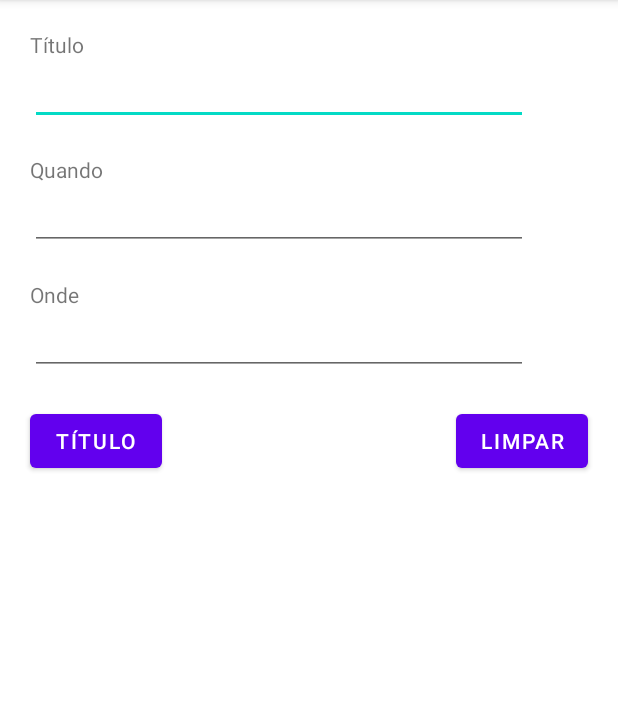
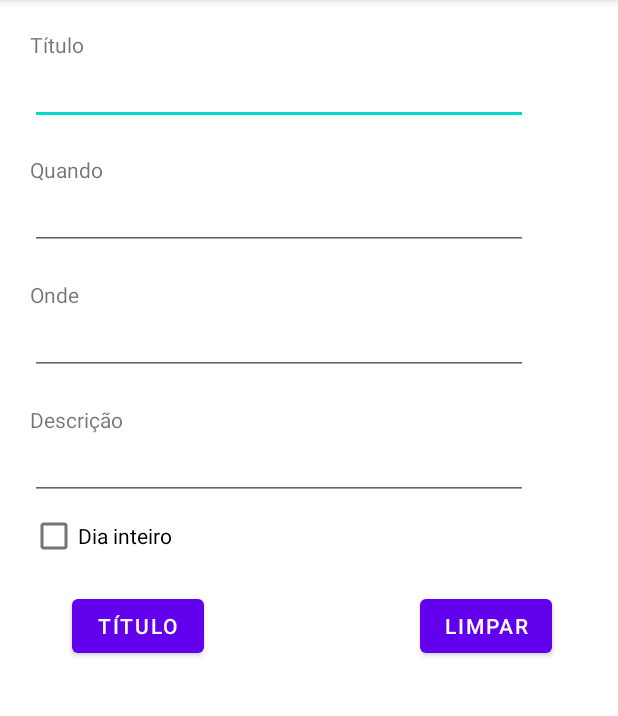
Before and after one commit to netoneze/disp-moveis-utfprcp, an Android app: the screen it shows after launch (MainActivity), on a phone screen of 412 x 824 dp, the part 84-800 px from its top. Run offline under Robolectric (Android 15) with nearby library versions, the phone set to English and light mode, and no system bars.

Commit message:
Adicionado mais um elemento editText e um checkBox.

```diff
--- a/app/src/main/java/com/netoneze/easytaskmanager/MainActivity.java
+++ b/app/src/main/java/com/netoneze/easytaskmanager/MainActivity.java
@@ -2,6 +2,7 @@ package com.netoneze.easytaskmanager;
 
 import android.os.Bundle;
 import android.view.View;
+import android.widget.CheckBox;
 import android.widget.EditText;
 import android.widget.Toast;
 
@@ -9,7 +10,8 @@ import androidx.appcompat.app.AppCompatActivity;
 
 public class MainActivity extends AppCompatActivity {
 
-    private EditText editTextTitulo, editTextData, editTextLocal;
+    private EditText editTextTitulo, editTextData, editTextLocal, editTextDescricao;
+    private CheckBox cbDiaInteiro;
 
     @Override
     protected void onCreate(Bundle savedInstanceState) {
@@ -19,13 +21,16 @@ public class MainActivity extends AppCompatActivity {
         editTextTitulo = findViewById(R.id.editTextTitulo);
         editTextData = findViewById(R.id.editTextData);
         editTextLocal = findViewById(R.id.editTextOnde);
+        editTextDescricao = findViewById(R.id.editTextDescricao);
+        cbDiaInteiro = findViewById(R.id.checkBoxDiaInteiro);
     }
 
     public void limparCampos(View view){
         editTextTitulo.setText(null);
         editTextData.setText(null);
         editTextLocal.setText(null);
-
+        editTextDescricao.setText(null);
+        cbDiaInteiro.setChecked(false);
         editTextTitulo.requestFocus();
 
         Toast.makeText(this,
--- a/app/src/main/res/layout/activity_main.xml
+++ b/app/src/main/res/layout/activity_main.xml
@@ -27,30 +27,6 @@
         android:inputType="textPersonName|textCapWords"
         app:layout_constraintStart_toStartOf="parent"
         app:layout_constraintTop_toBottomOf="@+id/textViewTitulo" />
-
-    <Button
-        android:id="@+id/buttonSalvar"
-        android:layout_width="wrap_content"
-        android:layout_height="wrap_content"
-        android:layout_marginStart="20dp"
-        android:layout_marginLeft="20dp"
-        android:layout_marginTop="20dp"
-        android:onClick="mostrarTitulo"
-        android:text="@string/titulo"
-        app:layout_constraintStart_toStartOf="parent"
-        app:layout_constraintTop_toBottomOf="@+id/editTextOnde" />
-
-    <Button
-        android:id="@+id/buttonLimpar"
-        android:layout_width="wrap_content"
-        android:layout_height="wrap_content"
-        android:layout_marginTop="20dp"
-        android:layout_marginEnd="20dp"
-        android:layout_marginRight="20dp"
-        android:onClick="limparCampos"
-        android:text="@string/limpar"
-        app:layout_constraintEnd_toEndOf="parent"
-        app:layout_constraintTop_toBottomOf="@+id/editTextOnde" />
 
     <EditText
         android:id="@+id/editTextData"
@@ -98,4 +74,60 @@
         app:layout_constraintStart_toStartOf="parent"
         app:layout_constraintTop_toBottomOf="@+id/editTextData" />
 
+    <CheckBox
+        android:id="@+id/checkBoxDiaInteiro"
+        android:layout_width="wrap_content"
+        android:layout_height="wrap_content"
+        android:layout_marginStart="20dp"
+        android:layout_marginLeft="20dp"
+        android:text="@string/diaInteiro"
+        app:layout_constraintStart_toStartOf="parent"
+        app:layout_constraintTop_toBottomOf="@+id/editTextDescricao" />
+
+    <Button
+        android:id="@+id/buttonSalvar"
+        android:layout_width="wrap_content"
+        android:layout_height="wrap_content"
+        android:layout_marginStart="48dp"
+        android:layout_marginLeft="48dp"
+        android:layout_marginTop="12dp"
+        android:onClick="mostrarTitulo"
+        android:text="@string/titulo"
+        app:layout_constraintStart_toStartOf="parent"
+        app:layout_constraintTop_toBottomOf="@+id/checkBoxDiaInteiro" />
+
+    <Button
+        android:id="@+id/buttonLimpar"
+        android:layout_width="wrap_content"
+        android:layout_height="0dp"
+        android:layout_marginTop="12dp"
+        android:layout_marginEnd="44dp"
+        android:layout_marginRight="44dp"
+        android:onClick="limparCampos"
+        android:text="@string/limpar"
+        app:layout_constraintEnd_toEndOf="parent"
+        app:layout_constraintTop_toBottomOf="@+id/checkBoxDiaInteiro" />
+
+    <EditText
+        android:id="@+id/editTextDescricao"
+        android:layout_width="332dp"
+        android:layout_height="44dp"
+        android:layout_marginStart="20dp"
+        android:layout_marginLeft="20dp"
+        android:ems="10"
+        android:inputType="textPersonName"
+        app:layout_constraintStart_toStartOf="parent"
+        app:layout_constraintTop_toBottomOf="@+id/textViewDescricao" />
+
+    <TextView
+        android:id="@+id/textViewDescricao"
+        android:layout_width="wrap_content"
+        android:layout_height="wrap_content"
+        android:layout_marginStart="20dp"
+        android:layout_marginLeft="20dp"
+        android:layout_marginTop="20dp"
+        android:text="@string/descricao"
+        app:layout_constraintStart_toStartOf="parent"
+        app:layout_constraintTop_toBottomOf="@+id/editTextOnde" />
+
 </androidx.constraintlayout.widget.ConstraintLayout>
--- a/app/src/main/res/values/strings.xml
+++ b/app/src/main/res/values/strings.xml
@@ -6,4 +6,6 @@
     <string name="campos_limpos">Campos Limpos!</string>
     <string name="quando">Quando</string>
     <string name="onde">Onde</string>
+    <string name="diaInteiro">Dia inteiro</string>
+    <string name="descricao">Descrição</string>
 </resources>
```
